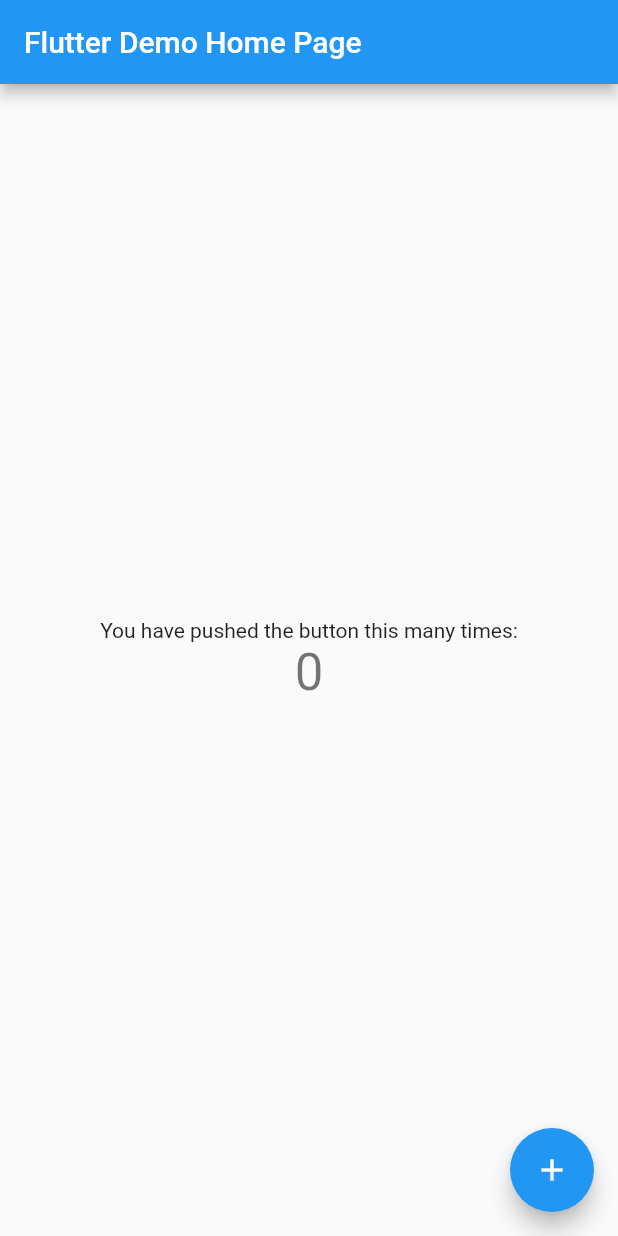
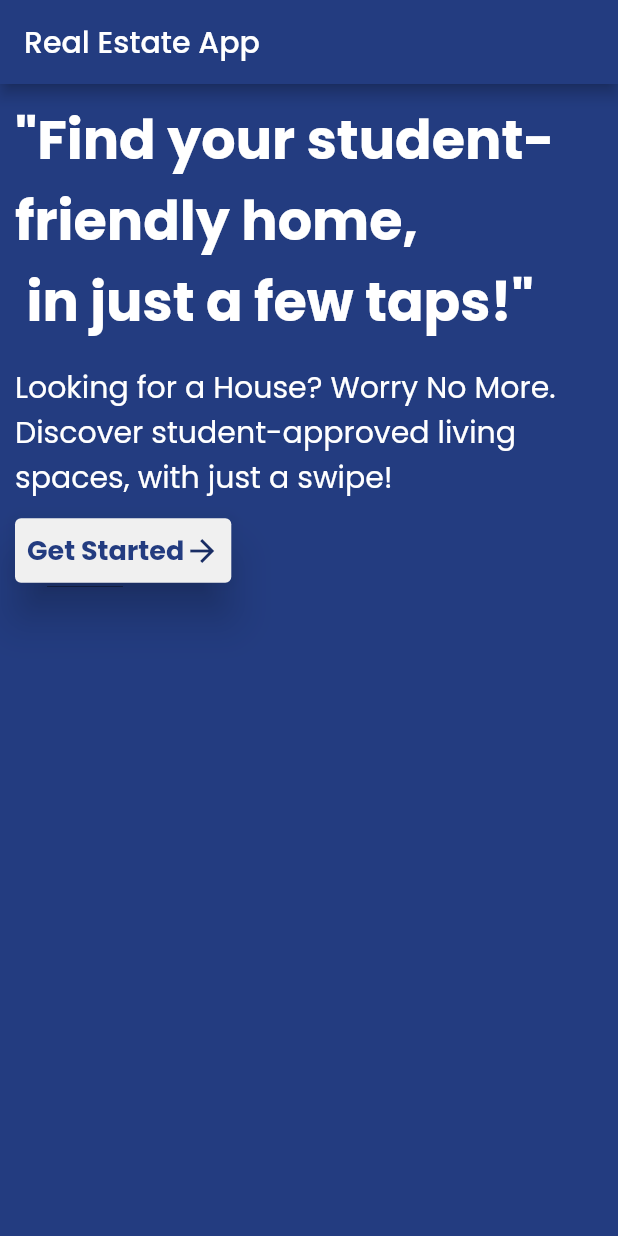
Before and after one commit to Ivy-Murage/Mini_Project_Real_Estate_App, a Flutter app: the screen it shows after launch, on a phone screen of 412 x 824 dp. Run offline on Flutter 3.47's test engine with Material 2 defaults, Android fonts, the phone set to English and light mode, and no system bars; our stand-ins replace google_fonts.

Commit message:
Implement the top part of the landing page

```diff
--- /dev/null
+++ b/lib/landingPage.dart
@@ -0,0 +1,67 @@
+import 'package:flutter/material.dart';
+
+class LandingPage extends StatelessWidget {
+  @override
+  Widget build(BuildContext context) {
+    return Container(
+        color: Color(0xff233C80),
+        child: Column(
+          children: [
+            Padding(
+              padding: const EdgeInsets.all(10.0),
+              child: Container(
+                child: Column(
+                  crossAxisAlignment: CrossAxisAlignment.start,
+                  mainAxisAlignment: MainAxisAlignment.spaceBetween,
+                  children: [
+                    Text(
+                        '"Find your student-friendly home, \n in just a few taps!"',
+                        style: TextStyle(
+                            fontWeight: FontWeight.bold,
+                            fontSize: 36,
+                            color: Color(0xffFFFFFF))),
+                    SizedBox(height: 15),
+                    Text(
+                      "Looking for a House? Worry No More. Discover student-approved living spaces, with just a swipe!",
+                      style: TextStyle(
+                        color: Color(0xffFFFFFF),
+                        fontSize: 20,
+                      ),
+                    ),
+                    SizedBox(
+                      height: 10,
+                    ),
+                    Container(
+                        width: MediaQuery.of(context).size.width * 0.35,
+                        child: ButtonTheme(
+                            minWidth: 150.0,
+                            height: 50.0,
+                            child: TextButton(
+                              onPressed: () {},
+                              child: Row(
+                                children: [
+                                  Text(
+                                    "Get Started",
+                                    style: TextStyle(
+                                        color: Color(0xff233C80),
+                                        fontWeight: FontWeight.bold,
+                                        fontSize: 18),
+                                  ),
+                                  Icon(
+                                    Icons.arrow_forward_sharp,
+                                    color: Color.fromARGB(255, 25, 45, 100),
+                                  )
+                                ],
+                              ),
+                              style: ElevatedButton.styleFrom(
+                                  elevation: 12.0,
+                                  backgroundColor: Color(0XFFF0F0F0)),
+                            )))
+                  ],
+                ),
+              ),
+            )
+          ],
+        ));
+  }
+}
--- a/lib/main.dart
+++ b/lib/main.dart
@@ -1,4 +1,6 @@
 import 'package:flutter/material.dart';
+import 'package:google_fonts/google_fonts.dart';
+import 'package:real_estate_app_mini_project/landingPage.dart';
 
 void main() {
   runApp(const MyApp());
@@ -11,105 +13,23 @@
   @override
   Widget build(BuildContext context) {
     return MaterialApp(
-      title: 'Flutter Demo',
+      debugShowCheckedModeBanner: false,
       theme: ThemeData(
-        // This is the theme of your application.
-        //
-        // Try running your application with "flutter run". You'll see the
-        // application has a blue toolbar. Then, without quitting the app, try
-        // changing the primarySwatch below to Colors.green and then invoke
-        // "hot reload" (press "r" in the console where you ran "flutter run",
-        // or simply save your changes to "hot reload" in a Flutter IDE).
-        // Notice that the counter didn't reset back to zero; the application
-        // is not restarted.
-        primarySwatch: Colors.blue,
-      ),
-      home: const MyHomePage(title: 'Flutter Demo Home Page'),
+          fontFamily: GoogleFonts.poppins().fontFamily,
+          primaryColor: Color(0xff233C80)),
+      home: MyHomePage(),
     );
   }
 }
 
-class MyHomePage extends StatefulWidget {
-  const MyHomePage({super.key, required this.title});
-
-  // This widget is the home page of your application. It is stateful, meaning
-  // that it has a State object (defined below) that contains fields that affect
-  // how it looks.
-
-  // This class is the configuration for the state. It holds the values (in this
-  // case the title) provided by the parent (in this case the App widget) and
-  // used by the build method of the State. Fields in a Widget subclass are
-  // always marked "final".
-
-  final String title;
-
-  @override
-  State<MyHomePage> createState() => _MyHomePageState();
-}
-
-class _MyHomePageState extends State<MyHomePage> {
-  int _counter = 0;
-
-  void _incrementCounter() {
-    setState(() {
-      // This call to setState tells the Flutter framework that something has
-      // changed in this State, which causes it to rerun the build method below
-      // so that the display can reflect the updated values. If we changed
-      // _counter without calling setState(), then the build method would not be
-      // called again, and so nothing would appear to happen.
-      _counter++;
-    });
-  }
-
+class MyHomePage extends StatelessWidget {
   @override
   Widget build(BuildContext context) {
-    // This method is rerun every time setState is called, for instance as done
-    // by the _incrementCounter method above.
-    //
-    // The Flutter framework has been optimized to make rerunning build methods
-    // fast, so that you can just rebuild anything that needs updating rather
-    // than having to individually change instances of widgets.
     return Scaffold(
-      appBar: AppBar(
-        // Here we take the value from the MyHomePage object that was created by
-        // the App.build method, and use it to set our appbar title.
-        title: Text(widget.title),
-      ),
-      body: Center(
-        // Center is a layout widget. It takes a single child and positions it
-        // in the middle of the parent.
-        child: Column(
-          // Column is also a layout widget. It takes a list of children and
-          // arranges them vertically. By default, it sizes itself to fit its
-          // children horizontally, and tries to be as tall as its parent.
-          //
-          // Invoke "debug painting" (press "p" in the console, choose the
-          // "Toggle Debug Paint" action from the Flutter Inspector in Android
-          // Studio, or the "Toggle Debug Paint" command in Visual Studio Code)
-          // to see the wireframe for each widget.
-          //
-          // Column has various properties to control how it sizes itself and
-          // how it positions its children. Here we use mainAxisAlignment to
-          // center the children vertically; the main axis here is the vertical
-          // axis because Columns are vertical (the cross axis would be
-          // horizontal).
-          mainAxisAlignment: MainAxisAlignment.center,
-          children: <Widget>[
-            const Text(
-              'You have pushed the button this many times:',
-            ),
-            Text(
-              '$_counter',
-              style: Theme.of(context).textTheme.headlineMedium,
-            ),
-          ],
+        appBar: AppBar(
+          title: Text("Real Estate App"),
+          backgroundColor: Color(0xff233C80),
         ),
-      ),
-      floatingActionButton: FloatingActionButton(
-        onPressed: _incrementCounter,
-        tooltip: 'Increment',
-        child: const Icon(Icons.add),
-      ), // This trailing comma makes auto-formatting nicer for build methods.
-    );
+        body: Center(child: LandingPage()));
   }
 }
```
Also changed, not shown: pubspec.yaml (+4 -4 lines), assets/images/home3.jpg (added), lib/Landing_page.dart (deleted), pubspec.lock, 1 other file.
